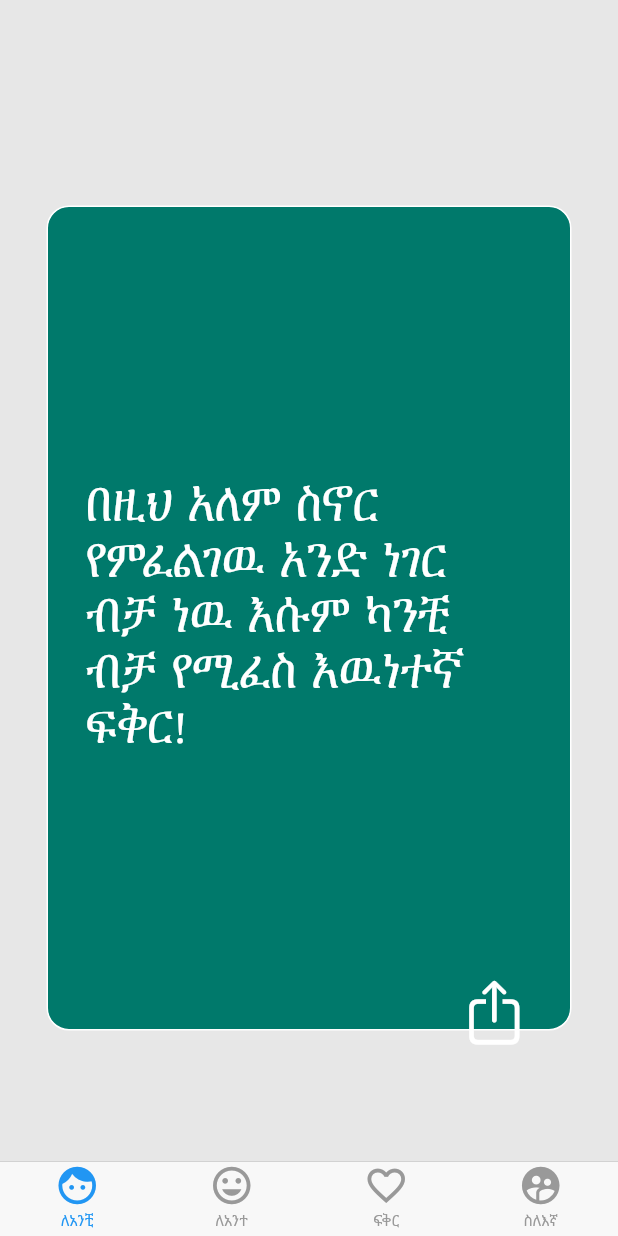
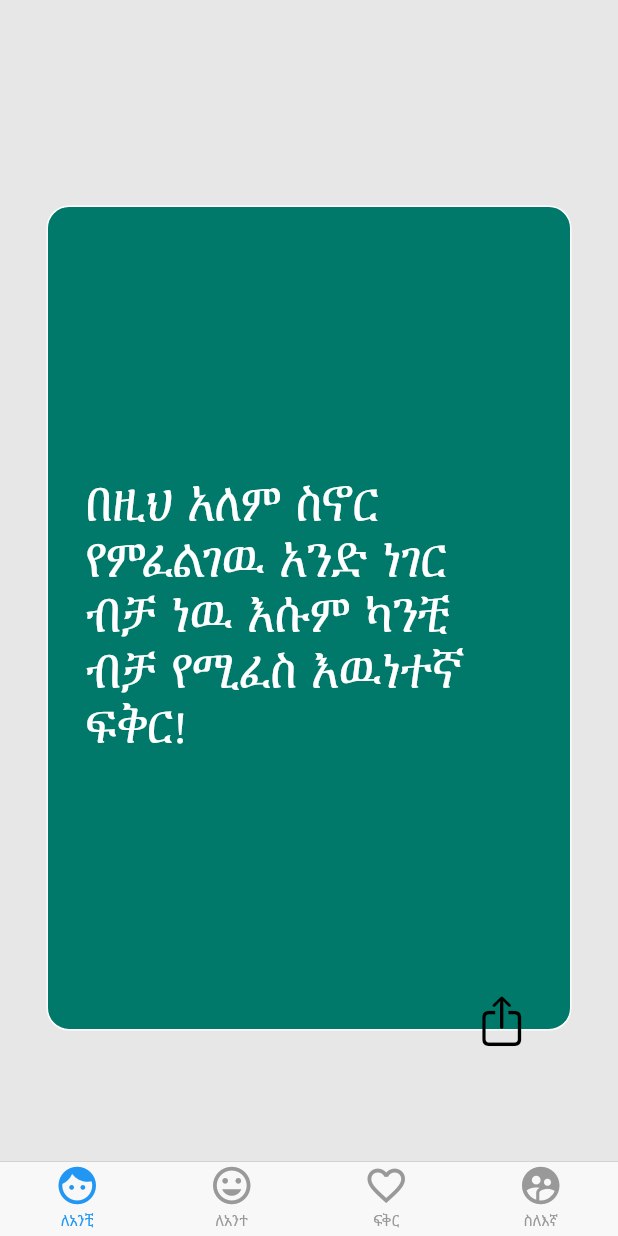
Before and after one commit to hailemix/EnenaAnchi_Flutter, a Flutter app: the screen it shows after launch, on a phone screen of 412 x 824 dp. Run offline on Flutter 3.47's test engine with Material 2 defaults, Android fonts, the phone set to English and light mode, and no system bars; our stand-ins replace firebase_messaging, share, simple_animations; missing offline and left inert: firebase_admob; accounts and stored records are empty.

Commit message:
Minor Update
Share Icon Size is minimized and color is changed to black.

```diff
--- a/lib/main.dart
+++ b/lib/main.dart
@@ -197,8 +197,8 @@ class MyHomePageState extends State<MyHomePage> with TickerProviderStateMixin {
                   CupertinoButton(
                     child: Icon(
                       CupertinoIcons.share,
-                      color: Colors.white,
-                      size: 45.0,
+                      color: CupertinoColors.black,
+                      size: 35.0,
                     ),
                     onPressed: () {
                       SystemSound.play(SystemSoundType.click);
```
Also changed, not shown: 1 other file.
